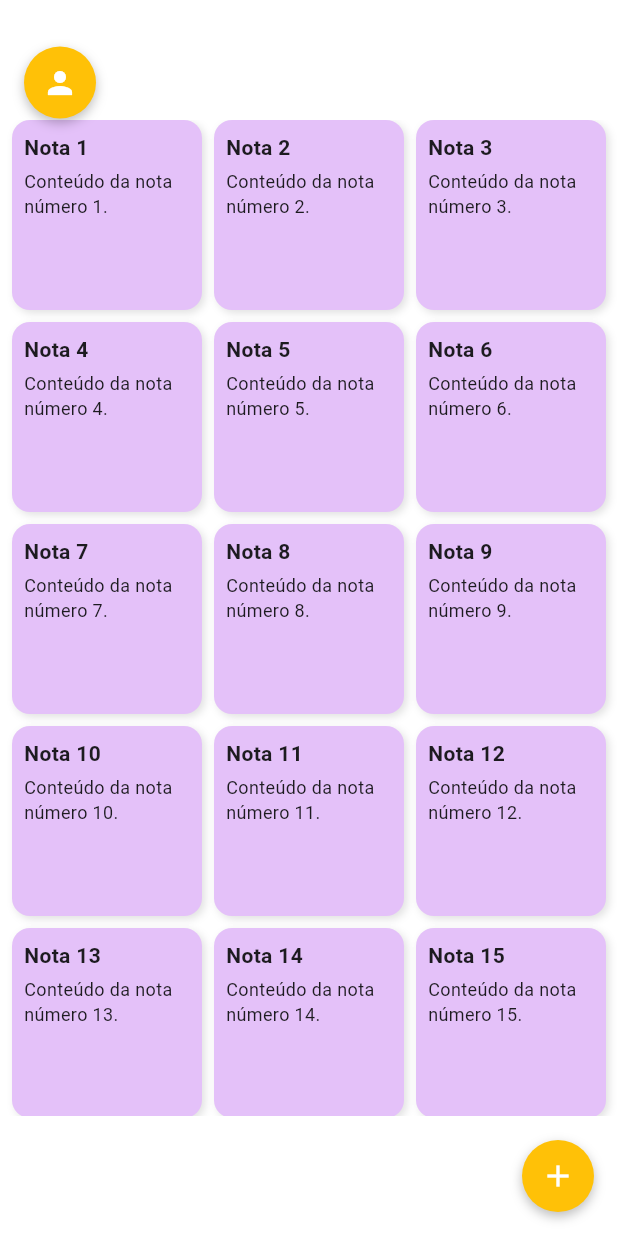
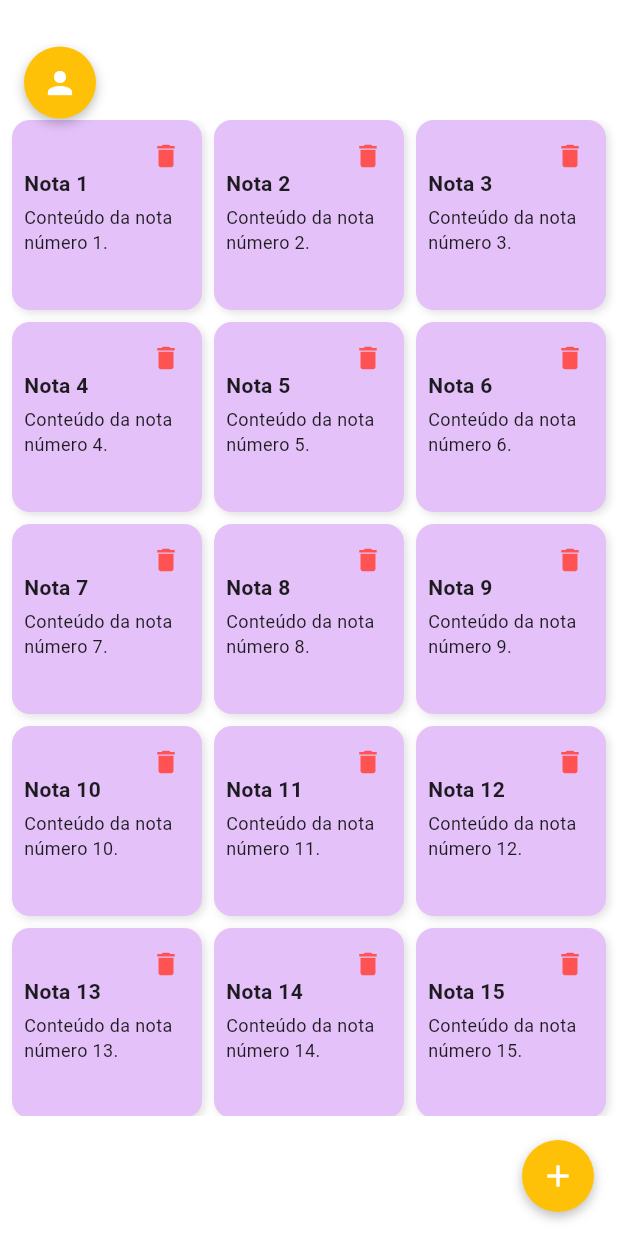
Before and after one commit to MathiasBelmont/MEMO_KEITAI, a Flutter app: the screen it shows after launch, on a phone screen of 412 x 824 dp. Run offline on Flutter 3.47's test engine with Material 3 defaults, Android fonts, the phone set to English and light mode, and no system bars.

Commit message:
MOD: Adicionado botão de exclusão

```diff
--- a/lib/main.dart
+++ b/lib/main.dart
@@ -9,15 +9,20 @@ class MyApp extends StatelessWidget {
   @override
   Widget build(BuildContext context) {
     return MaterialApp(
-      title: 'Notas em Grade',
+      title: 'Notas com Exclusão',
       debugShowCheckedModeBanner: false,
       home: TelaComNotas(),
     );
   }
 }
 
-class TelaComNotas extends StatelessWidget {
-  final List<Map<String, String>> notas = List.generate(
+class TelaComNotas extends StatefulWidget {
+  @override
+  _TelaComNotasState createState() => _TelaComNotasState();
+}
+
+class _TelaComNotasState extends State<TelaComNotas> {
+  List<Map<String, String>> notas = List.generate(
     30,
     (index) => {
       "titulo": "Nota ${index + 1}",
@@ -39,6 +44,12 @@ class TelaComNotas extends StatelessWidget {
     return coresPastel[random.nextInt(coresPastel.length)];
   }
 
+  void removerNota(int index) {
+    setState(() {
+      notas.removeAt(index);
+    });
+  }
+
   @override
   Widget build(BuildContext context) {
     return Scaffold(
@@ -58,8 +69,11 @@ class TelaComNotas extends StatelessWidget {
                     crossAxisCount: 3,
                     crossAxisSpacing: 8,
                     mainAxisSpacing: 8,
-                    children: notas.map((nota) {
-                      return Container(
+                    children: List.generate(notas.length, (index) {
+                      final nota = notas[index];
+                      return Stack(
+                        children: [
+                          Container(
                             padding: EdgeInsets.all(8),
                             decoration: BoxDecoration(
                               color: corAleatoria(),
@@ -75,6 +89,7 @@ class TelaComNotas extends StatelessWidget {
                             child: Column(
                               crossAxisAlignment: CrossAxisAlignment.start,
                               children: [
+                                SizedBox(height: 24), // espaço para o botão
                                 Text(
                                   nota["titulo"]!,
                                   style: TextStyle(
@@ -92,8 +107,21 @@ class TelaComNotas extends StatelessWidget {
                                 ),
                               ],
                             ),
+                          ),
+                          // Botão de excluir
+                          Positioned(
+                            top: 0,
+                            right: 0,
+                            child: IconButton(
+                              icon: Icon(Icons.delete, size: 20),
+                              color: Colors.redAccent,
+                              onPressed: () => removerNota(index),
+                              tooltip: 'Excluir nota',
+                            ),
+                          )
+                        ],
                       );
-                    }).toList(),
+                    }),
                   ),
                 ),
               ),
@@ -153,7 +181,7 @@ class TelaComNotas extends StatelessWidget {
               child: IconButton(
                 icon: Icon(Icons.add, color: Colors.white),
                 onPressed: () {
-                  // Ação do botão
+                  // Adicionar nova nota (exemplo)
                 },
               ),
             ),
```
Lines whose indentation alone changed are shown as unchanged.
